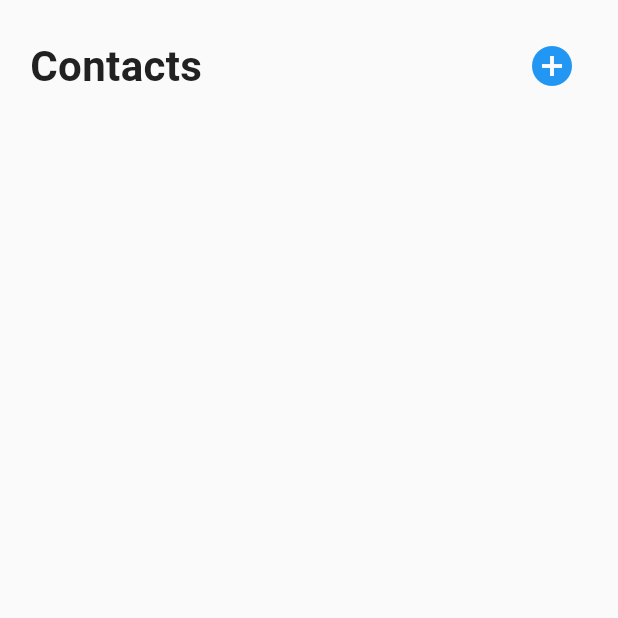
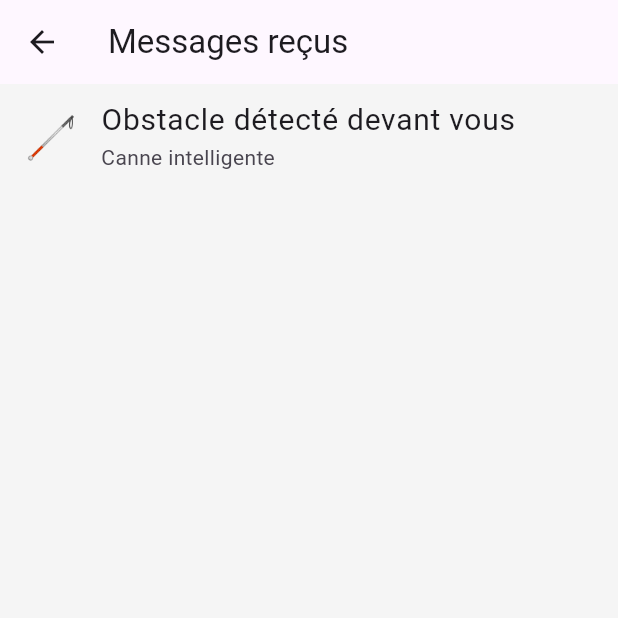
Before and after one commit to JerMa25/OPEN-EYES, a Flutter app: the MessagePage screen opened directly, on a phone screen of 412 x 824 dp, the top half of it. Run offline on Flutter 3.47's test engine with Material 3 defaults, Android fonts, the phone set to English and light mode, and no system bars; our stand-ins replace flutter_blue_plus.

Commit message:
amelioration frontend

```diff
--- a/frontend/lib/model/message.dart
+++ b/frontend/lib/model/message.dart
@@ -1,4 +1,3 @@
-// lib/models/contact.dart
 import 'package:flutter/material.dart';
 
 class Message {
@@ -7,7 +6,6 @@ class Message {
   final String avatarText;
   final bool useEmoji;
   final Color? backgroundColor;
-  final Color? textColor;
 
   Message({
     required this.content,
@@ -15,22 +13,22 @@ class Message {
     required this.avatarText,
     this.useEmoji = false,
     this.backgroundColor,
-    this.textColor,
   });
-}
 
-// Données d'exemple
-class MessageData {
-  static List<Message> getmessages() {
-    return [
-      Message(
-        content: 'Jean Dupont',
-        receiver: 'Frère',
-        avatarText: '👨‍💼',
-        useEmoji: true,
-      ),
-    ];
+  factory Message.fromJson(Map<String, dynamic> json) {
+    return Message(
+      content: json['content'],
+      receiver: json['receiver'],
+      avatarText: json['avatarText'] ?? '🦯',
+      useEmoji: true,
+    );
   }
 
-
+  Map<String, dynamic> toJson() {
+    return {
+      "content": content,
+      "receiver": receiver,
+      "avatarText": avatarText,
+    };
+  }
 }
--- a/frontend/lib/outil/add_contact.dart
+++ b/frontend/lib/outil/add_contact.dart
@@ -163,7 +163,7 @@ class _AddContactDialogState extends State<AddContactDialog> {
             ),
             const SizedBox(height: 8),
             DropdownButtonFormField<String>(
-              value: _selectedRole,
+              initialValue: _selectedRole,
               decoration: InputDecoration(
                 hintText: 'Sélectionner un rôle',
                 prefixIcon: Icon(Icons.people_outline, color: Colors.grey[400]),
--- a/frontend/lib/outil/contact_card.dart
+++ b/frontend/lib/outil/contact_card.dart
@@ -21,7 +21,7 @@ class ContactCard extends StatelessWidget {
         borderRadius: BorderRadius.circular(16),
         boxShadow: [
           BoxShadow(
-            color: Colors.black.withOpacity(0.05),
+            color: Colors.black.withValues(alpha: 0.5),
             blurRadius: 10,
             offset: const Offset(0, 2),
           ),
--- a/frontend/lib/page/message_page.dart
+++ b/frontend/lib/page/message_page.dart
@@ -1,44 +1,79 @@
-// lib/screens/contacts_page.dart
+import 'dart:convert';
 import 'package:flutter/material.dart';
-import 'package:frontend/model/message.dart';
+import '../model/message.dart';
+import '../services/ble_service.dart';
 
-class MessagePage extends StatelessWidget {
+class MessagePage extends StatefulWidget {
   const MessagePage({super.key});
 
   @override
+  State<MessagePage> createState() => _MessagePageState();
+}
+
+class _MessagePageState extends State<MessagePage> {
+  final BLEService bleService = BLEService();
+  final List<Message> messages = [
+  Message(
+    content: "Obstacle détecté devant vous",
+    receiver: "Canne intelligente",
+    avatarText: "🦯",
+    useEmoji: true,
+  ),
+];
+
+
+  @override
+  void initState() {
+    super.initState();
+    _initBLE();
+  }
+
+  void _initBLE() async {
+  await bleService.connectToESP32();
+
+  bleService.listenMessages().listen((data) async {
+    try {
+      final jsonData = jsonDecode(data);
+      final message = Message.fromJson(jsonData);
+
+      setState(() {
+        messages.insert(0, message);
+      });
+
+      // 🔹 ENREGISTREMENT BACKEND
+      await bleService.saveMessageToBackend(message);
+
+    } catch (e) {
+      debugPrint("Message BLE invalide: $data");
+    }
+  });
+}
+
+
+  @override
   Widget build(BuildContext context) {
-
-    final messages = MessageData.getmessages();
-
     return Scaffold(
-      backgroundColor: Colors.grey[50],
-      body: SafeArea(
-        child: Column(
-          children: [
-            // Header
-            Padding(
-              padding: const EdgeInsets.all(20.0),
-              child: Row(
-                mainAxisAlignment: MainAxisAlignment.spaceBetween,
-                children: [
-                  Text(
-                    'Contacts',
-                    style: TextStyle(
-                      fontSize: 28,
-                      fontWeight: FontWeight.bold,
-                      color: Colors.grey[900],
-                    ),
-                  ),
-                  IconButton(
-                    icon: const Icon(Icons.add_circle, color: Colors.blue, size: 32),
-                    onPressed: () {},
-                  ),
-                ],
+      backgroundColor: Colors.grey[100],
+      appBar: AppBar(title: const Text("Messages reçus")),
+      body: ListView.builder(
+        itemCount: messages.length,
+        itemBuilder: (context, index) {
+          final m = messages[index];
+          return Semantics(
+            label: m.content,
+            child: ListTile(
+              leading: Text(
+                m.avatarText,
+                style: const TextStyle(fontSize: 28),
               ),
+              title: Text(
+                m.content,
+                style: const TextStyle(fontSize: 20),
+              ),
+              subtitle: Text(m.receiver),
             ),
-
-          ],
-        ),
+          );
+        },
       ),
     );
   }
--- a/frontend/pubspec.yaml
+++ b/frontend/pubspec.yaml
@@ -31,6 +31,10 @@ dependencies:
   flutter:
     sdk: flutter
 
+
+  flutter_blue_plus: ^1.31.0
+  http: ^1.2.0
+
   # The following adds the Cupertino Icons font to your application.
   # Use with the CupertinoIcons class for iOS style icons.
   cupertino_icons: ^1.0.8
@@ -38,6 +42,8 @@ dependencies:
 dev_dependencies:
   flutter_test:
     sdk: flutter
+
+
 
   # The "flutter_lints" package below contains a set of recommended lints to
   # encourage good coding practices. The lint set provided by the package is
```
Also changed, not shown: frontend/lib/outil/message_card.dart (+20 -31 lines), frontend/lib/page/home_page.dart (+0 -36 lines), frontend/lib/services/ble_service.dart (added, +64 -0 lines), frontend/pubspec.lock, 2 other files.
